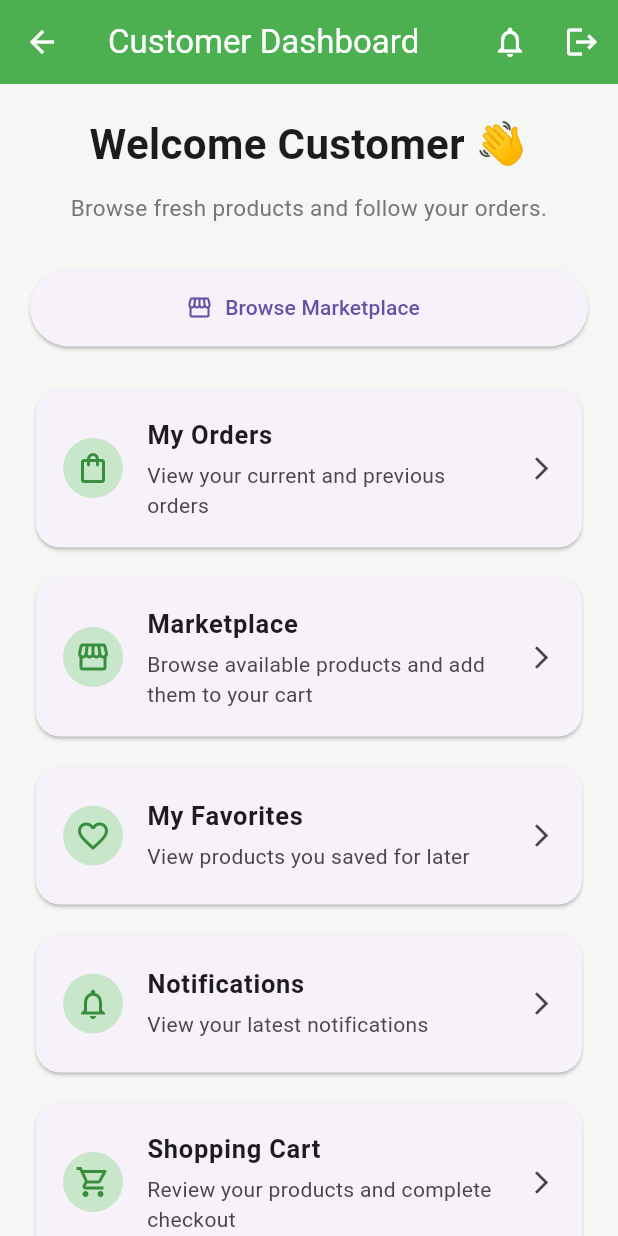
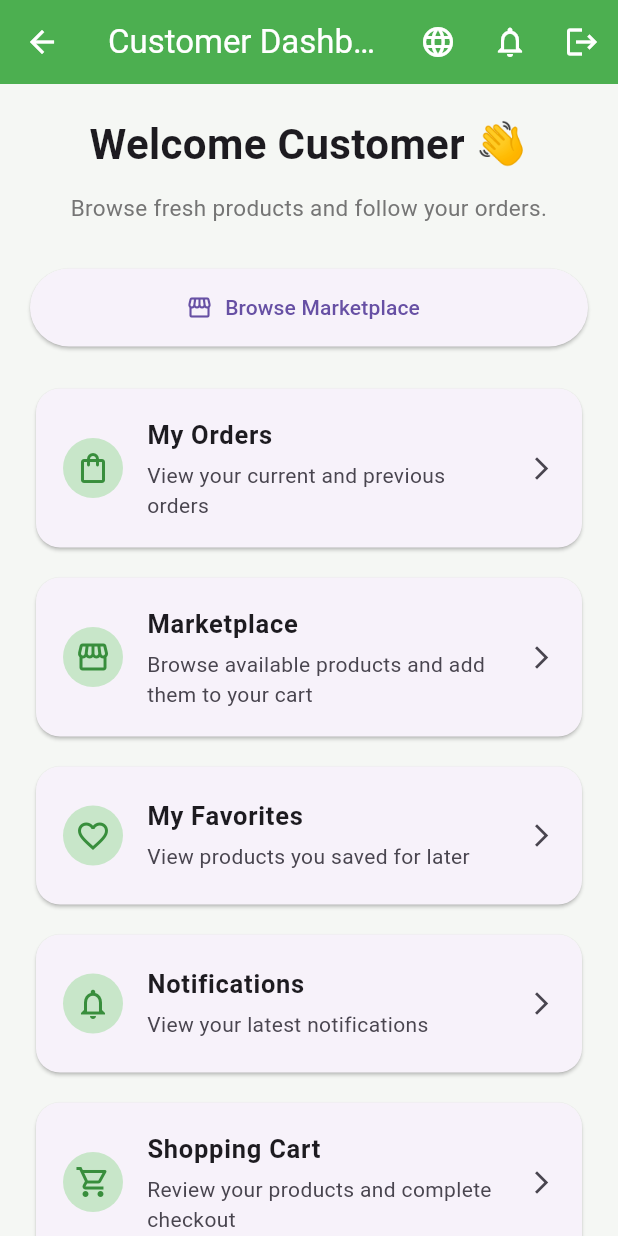
Before and after one commit to gproject2026/FarmPilot, a Flutter app: the CustomerDashboardScreen screen opened directly, on a phone screen of 412 x 824 dp. Run offline on Flutter 3.47's test engine with Material 3 defaults, Android fonts, the phone set to English and light mode, and no system bars; our stand-ins replace dio, image_picker, shared_preferences; accounts and stored records are empty; network calls fail.

Commit message:
Add localization to customer dashboard

```diff
--- a/frontend/mobile/lib/screens/customer/customer_dashboard_screen.dart
+++ b/frontend/mobile/lib/screens/customer/customer_dashboard_screen.dart
@@ -1,8 +1,10 @@
 import 'package:flutter/material.dart';
 import 'package:provider/provider.dart';
 
+import '../../l10n/generated/app_localizations.dart';
 import '../../providers/auth_provider.dart';
 import '../../providers/favorite_provider.dart';
+import '../../providers/locale_provider.dart';
 import '../../providers/notification_provider.dart';
 import '../farmer/profile_screen.dart';
 import '../notifications_screen.dart';
@@ -11,16 +13,14 @@ import 'customer_favorites_screen.dart';
 import 'customer_orders_screen.dart';
 import 'customer_products_screen.dart';
 
-class CustomerDashboardScreen
-    extends StatefulWidget {
+class CustomerDashboardScreen extends StatefulWidget {
   const CustomerDashboardScreen({
     super.key,
   });
 
   @override
-  State<CustomerDashboardScreen>
-      createState() =>
-          _CustomerDashboardScreenState();
+  State<CustomerDashboardScreen> createState() =>
+      _CustomerDashboardScreenState();
 }
 
 class _CustomerDashboardScreenState
@@ -49,59 +49,195 @@ class _CustomerDashboardScreenState
     }
   }
 
+  Future<void> _openNotifications() async {
+    final notificationProvider =
+        Provider.of<NotificationProvider>(
+      context,
+      listen: false,
+    );
+
+    await Navigator.push(
+      context,
+      MaterialPageRoute(
+        builder: (_) =>
+            const NotificationsScreen(),
+      ),
+    );
+
+    if (!mounted) {
+      return;
+    }
+
+    await notificationProvider
+        .loadNotifications();
+  }
+
+  void _changeLanguage(
+    String languageCode,
+  ) {
+    Provider.of<LocaleProvider>(
+      context,
+      listen: false,
+    ).setLocale(
+      Locale(languageCode),
+    );
+  }
+
+  void _logout() {
+    final authProvider =
+        Provider.of<AuthProvider>(
+      context,
+      listen: false,
+    );
+
+    final favoriteProvider =
+        Provider.of<FavoriteProvider>(
+      context,
+      listen: false,
+    );
+
+    final notificationProvider =
+        Provider.of<NotificationProvider>(
+      context,
+      listen: false,
+    );
+
+    favoriteProvider.clearFavorites();
+
+    notificationProvider
+        .clearNotifications();
+
+    authProvider.logout();
+
+    Navigator.of(context)
+        .pushNamedAndRemoveUntil(
+      '/',
+      (route) => false,
+    );
+  }
+
   @override
-  Widget build(BuildContext context) {
+  Widget build(
+    BuildContext context,
+  ) {
     final authProvider =
-        Provider.of<AuthProvider>(context);
+        Provider.of<AuthProvider>(
+      context,
+    );
 
     final notificationProvider =
         Provider.of<NotificationProvider>(
       context,
     );
 
+    final localeProvider =
+        Provider.of<LocaleProvider>(
+      context,
+    );
+
+    final l10n =
+        AppLocalizations.of(context)!;
+
     final userName = authProvider
             .userData?['fullName']
             ?.toString() ??
-        'Customer';
+        l10n.customer;
+
+    final isArabic =
+        localeProvider
+                .locale.languageCode ==
+            'ar';
 
     return Scaffold(
       backgroundColor:
-          const Color(0xFFF5F7F4),
+          const Color(
+        0xFFF5F7F4,
+      ),
       appBar: AppBar(
-        title: const Text(
-          'Customer Dashboard',
+        title: Text(
+          l10n.customerDashboard,
         ),
-        backgroundColor: Colors.green,
-        foregroundColor: Colors.white,
+        backgroundColor:
+            Colors.green,
+        foregroundColor:
+            Colors.white,
         actions: [
+          PopupMenuButton<String>(
+            tooltip:
+                l10n.changeLanguage,
+            icon: const Icon(
+              Icons.language,
+            ),
+            onSelected:
+                _changeLanguage,
+            itemBuilder:
+                (context) {
+              return [
+                PopupMenuItem<String>(
+                  value: 'en',
+                  child: Row(
+                    children: [
+                      Icon(
+                        Icons.check,
+                        color:
+                            !isArabic
+                                ? Colors.green
+                                : Colors
+                                    .transparent,
+                      ),
+                      const SizedBox(
+                        width: 8,
+                      ),
+                      Text(
+                        l10n.english,
+                      ),
+                    ],
+                  ),
+                ),
+                PopupMenuItem<String>(
+                  value: 'ar',
+                  child: Row(
+                    children: [
+                      Icon(
+                        Icons.check,
+                        color:
+                            isArabic
+                                ? Colors.green
+                                : Colors
+                                    .transparent,
+                      ),
+                      const SizedBox(
+                        width: 8,
+                      ),
+                      Text(
+                        l10n.arabic,
+                      ),
+                    ],
+                  ),
+                ),
+              ];
+            },
+          ),
           Stack(
-            alignment: Alignment.center,
+            alignment:
+                Alignment.center,
             children: [
               IconButton(
-                tooltip: 'Notifications',
-                onPressed: () async {
-                  await Navigator.push(
-                    context,
-                    MaterialPageRoute(
-                      builder: (_) =>
-                          const NotificationsScreen(),
-                    ),
-                  );
-
-                  if (mounted) {
-                    _loadNotifications();
-                  }
-                },
+                tooltip:
+                    l10n.notifications,
+                onPressed:
+                    _openNotifications,
                 icon: const Icon(
-                  Icons.notifications_outlined,
+                  Icons
+                      .notifications_outlined,
                 ),
               ),
               if (notificationProvider
                       .unreadCount >
                   0)
-                Positioned(
+                PositionedDirectional(
                   top: 7,
-                  right: 6,
+                  end: 6,
                   child: Container(
                     constraints:
                         const BoxConstraints(
@@ -115,8 +251,10 @@ class _CustomerDashboardScreenState
                     ),
                     decoration:
                         const BoxDecoration(
-                      color: Colors.red,
-                      shape: BoxShape.circle,
+                      color:
+                          Colors.red,
+                      shape:
+                          BoxShape.circle,
                     ),
                     child: Text(
                       notificationProvider
@@ -128,8 +266,10 @@ class _CustomerDashboardScreenState
                               .toString(),
                       textAlign:
                           TextAlign.center,
-                      style: const TextStyle(
-                        color: Colors.white,
+                      style:
+                          const TextStyle(
+                        color:
+                            Colors.white,
                         fontSize: 10,
                         fontWeight:
                             FontWeight.bold,
@@ -140,47 +280,40 @@ class _CustomerDashboardScreenState
             ],
           ),
           IconButton(
-            onPressed: () {
-              Provider.of<FavoriteProvider>(
-                context,
-                listen: false,
-              ).clearFavorites();
-
-              Provider.of<
-                  NotificationProvider>(
-                context,
-                listen: false,
-              ).clearNotifications();
-
-              authProvider.logout();
-
-              Navigator.of(context)
-                  .pushNamedAndRemoveUntil(
-                '/',
-                (route) => false,
-              );
-            },
+            onPressed:
+                _logout,
             icon: const Icon(
               Icons.logout,
             ),
-            tooltip: 'Logout',
+            tooltip:
+                l10n.logout,
           ),
         ],
       ),
       body: RefreshIndicator(
-        onRefresh: _loadNotifications,
-        child: SingleChildScrollView(
+        onRefresh:
+            _loadNotifications,
+        child:
+            SingleChildScrollView(
           physics:
               const AlwaysScrollableScrollPhysics(),
-          padding: const EdgeInsets.all(20),
+          padding:
+              const EdgeInsets.all(
+            20,
+          ),
           child: Column(
             crossAxisAlignment:
-                CrossAxisAlignment.stretch,
+                CrossAxisAlignment
+                    .stretch,
             children: [
               Text(
-                'Welcome $userName 👋',
-                textAlign: TextAlign.center,
-                style: const TextStyle(
+                l10n.welcomeCustomer(
+                  userName,
+                ),
+                textAlign:
+                    TextAlign.center,
+                style:
+                    const TextStyle(
                   fontSize: 28,
                   fontWeight:
                       FontWeight.bold,
@@ -190,8 +323,10 @@ class _CustomerDashboardScreenState
                 height: 12,
               ),
               Text(
-                'Browse fresh products and follow your orders.',
-                textAlign: TextAlign.center,
+                l10n
+                    .customerDashboardSubtitle,
+                textAlign:
+                    TextAlign.center,
                 style: TextStyle(
                   fontSize: 15,
                   color:
@@ -202,9 +337,11 @@ class _CustomerDashboardScreenState
                 height: 30,
               ),
               SizedBox(
-                width: double.infinity,
+                width:
+                    double.infinity,
                 height: 52,
-                child: ElevatedButton.icon(
+                child:
+                    ElevatedButton.icon(
                   onPressed: () {
                     Navigator.push(
                       context,
@@ -215,10 +352,12 @@ class _CustomerDashboardScreenState
                     );
                   },
                   icon: const Icon(
-                    Icons.storefront_outlined,
+                    Icons
+                        .storefront_outlined,
                   ),
-                  label: const Text(
-                    'Browse Marketplace',
+                  label: Text(
+                    l10n
+                        .browseMarketplace,
                   ),
                 ),
               ),
@@ -226,9 +365,10 @@ class _CustomerDashboardScreenState
                 height: 24,
               ),
               _DashboardCard(
-                title: 'My Orders',
+                title:
+                    l10n.myOrders,
                 subtitle:
-                    'View your current and previous orders',
+                    l10n.myOrdersSubtitle,
                 icon: Icons
                     .shopping_bag_outlined,
                 onTap: () {
@@ -245,11 +385,12 @@ class _CustomerDashboardScreenState
                 height: 12,
               ),
               _DashboardCard(
-                title: 'Marketplace',
+                title:
+                    l10n.marketplace,
                 subtitle:
-                    'Browse available products and add them to your cart',
-                icon:
-                    Icons.storefront_outlined,
+                    l10n.marketplaceSubtitle,
+                icon: Icons
+                    .storefront_outlined,
                 onTap: () {
                   Navigator.push(
                     context,
@@ -264,9 +405,10 @@ class _CustomerDashboardScreenState
                 height: 12,
               ),
               _DashboardCard(
-                title: 'My Favorites',
+                title:
+                    l10n.myFavorites,
                 subtitle:
-                    'View products you saved for later',
+                    l10n.myFavoritesSubtitle,
                 icon:
                     Icons.favorite_outline,
                 onTap: () {
@@ -283,35 +425,32 @@ class _CustomerDashboardScreenState
                 height: 12,
               ),
               _DashboardCard(
-                title: 'Notifications',
-                subtitle: notificationProvider
-                            .unreadCount >
-                        0
-                    ? '${notificationProvider.unreadCount} unread notifications'
-                    : 'View your latest notifications',
+                title:
+                    l10n.notifications,
+                subtitle:
+                    notificationProvider
+                                .unreadCount >
+                            0
+                        ? l10n
+                            .unreadNotifications(
+                            notificationProvider
+                                .unreadCount,
+                          )
+                        : l10n
+                            .latestNotifications,
                 icon: Icons
                     .notifications_outlined,
-                onTap: () async {
-                  await Navigator.push(
-                    context,
-                    MaterialPageRoute(
-                      builder: (_) =>
-                          const NotificationsScreen(),
-                    ),
-                  );
-
-                  if (mounted) {
-                    _loadNotifications();
-                  }
-                },
+                onTap:
+                    _openNotifications,
               ),
               const SizedBox(
                 height: 12,
               ),
               _DashboardCard(
-                title: 'Shopping Cart',
+                title:
+                    l10n.shoppingCart,
                 subtitle:
-                    'Review your products and complete checkout',
+                    l10n.shoppingCartSubtitle,
                 icon: Icons
                     .shopping_cart_outlined,
                 onTap: () {
@@ -328,9 +467,10 @@ class _CustomerDashboardScreenState
                 height: 12,
               ),
               _DashboardCard(
-                title: 'My Profile',
+                title:
+                    l10n.myProfile,
                 subtitle:
-                    'View and edit your personal information',
+                    l10n.myProfileSubtitle,
                 icon:
                     Icons.person_outline,
                 onTap: () {
@@ -366,15 +506,21 @@ class _DashboardCard
   });
 
   @override
-  Widget build(BuildContext context) {
+  Widget build(
+    BuildContext context,
+  ) {
     return Card(
       elevation: 1,
-      shape: RoundedRectangleBorder(
+      shape:
+          RoundedRectangleBorder(
         borderRadius:
-            BorderRadius.circular(16),
+            BorderRadius.circular(
+          16,
+        ),
       ),
       child: ListTile(
-        onTap: onTap,
+        onTap:
+            onTap,
         contentPadding:
             const EdgeInsets.symmetric(
           horizontal: 18,
@@ -385,12 +531,14 @@ class _DashboardCard
               Colors.green.shade100,
           child: Icon(
             icon,
-            color: Colors.green.shade700,
+            color:
+                Colors.green.shade700,
           ),
         ),
         title: Text(
           title,
-          style: const TextStyle(
+          style:
+              const TextStyle(
             fontSize: 17,
             fontWeight:
                 FontWeight.bold,
```
Also changed, not shown: frontend/mobile/lib/l10n/app_ar.arb (+31 -1 lines), frontend/mobile/lib/l10n/app_en.arb (+31 -1 lines), frontend/mobile/lib/l10n/generated/app_localizations.dart, frontend/mobile/lib/l10n/generated/app_localizations_ar.dart, frontend/mobile/lib/l10n/generated/app_localizations_en.dart.
